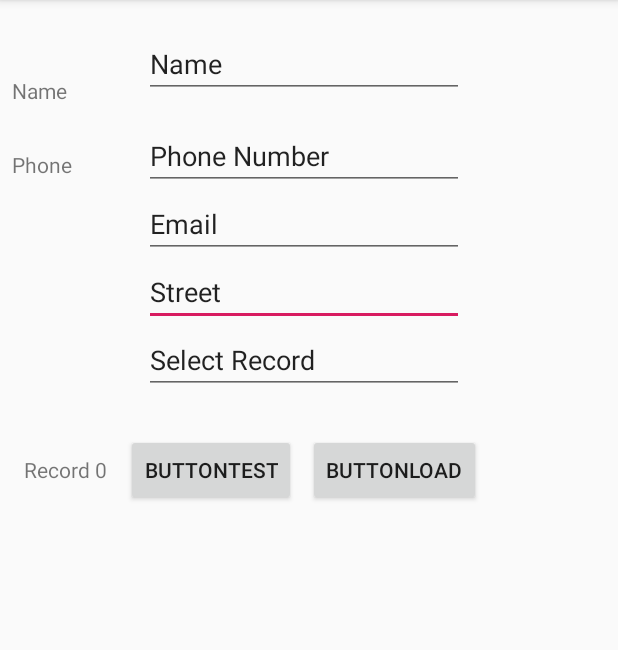
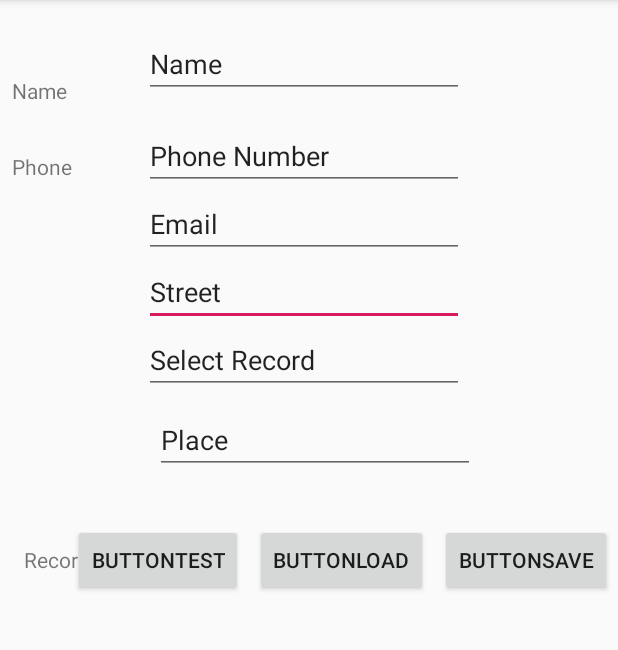
Before and after one commit to Bottle1985/MyFamily, an Android app: the screen it shows after launch (MainActivity), on a phone screen of 412 x 824 dp, the part 84-734 px from its top. Run offline under Robolectric (Android 15) with nearby library versions, the phone set to English and light mode, and no system bars.

Commit message:
+ Added button save

```diff
--- a/app/src/main/java/com/example/myfamily/MainActivity.java
+++ b/app/src/main/java/com/example/myfamily/MainActivity.java
@@ -14,7 +14,7 @@ import android.widget.Toast;
 import java.util.ArrayList;
 
 public class MainActivity extends AppCompatActivity {
-    EditText Name, Phone, Email, Street, Select;
+    EditText Name, Phone, Email, Street, Select, Place;
     TextView Total;
     private ListView obj;
     DBHelper myDatabase;
@@ -28,6 +28,7 @@ public class MainActivity extends AppCompatActivity {
         Email= (EditText) findViewById(R.id.editTextEmail);
         Street= (EditText) findViewById(R.id.editTextStreet);
         Select= (EditText) findViewById(R.id.editTextSelect);
+        Place= (EditText) findViewById(R.id.editTextPlace);
 
         Total=(TextView) findViewById(R.id.textViewTotal);
         myDatabase = new DBHelper(this);
@@ -77,8 +78,19 @@ public class MainActivity extends AppCompatActivity {
 
         Toast.makeText(getApplicationContext(), "Load Successfully",
                Toast.LENGTH_SHORT).show();
-         //Toast.makeText(getApplicationContext(),  nam,
-         //       Toast.LENGTH_SHORT).show();
+
+    }
+    public void onClickSave(View view) {
+        if(myDatabase.insertContact(Name.getText().toString(), Phone.getText().toString(),
+                Email.getText().toString(), Street.getText().toString(),
+                Place.getText().toString())){
+            Toast.makeText(getApplicationContext(), "Save Successfully",
+                    Toast.LENGTH_SHORT).show();
+        } else{
+            Toast.makeText(getApplicationContext(), "Save not done",
+                    Toast.LENGTH_SHORT).show();
+        }
+
     }
 
 }
--- a/app/src/main/res/layout/activity_main.xml
+++ b/app/src/main/res/layout/activity_main.xml
@@ -62,13 +62,35 @@
         android:id="@+id/buttonTest"
         android:layout_width="wrap_content"
         android:layout_height="wrap_content"
-        android:layout_marginTop="224dp"
+        android:layout_marginTop="284dp"
         android:onClick="onClickTest"
         android:text="@string/buttonTest"
         app:layout_constraintEnd_toEndOf="parent"
-        app:layout_constraintHorizontal_bias="0.281"
+        app:layout_constraintHorizontal_bias="0.164"
         app:layout_constraintStart_toStartOf="parent"
         app:layout_constraintTop_toBottomOf="@+id/editText" />
+
+    <Button
+        android:id="@+id/buttonSave"
+        android:layout_width="wrap_content"
+        android:layout_height="wrap_content"
+        android:layout_marginStart="8dp"
+        android:layout_marginLeft="8dp"
+        android:onClick="onClickSave"
+        android:text="@string/buttonSave"
+        app:layout_constraintBaseline_toBaselineOf="@+id/buttonLoad"
+        app:layout_constraintStart_toEndOf="@+id/buttonLoad" />
+
+    <Button
+        android:id="@+id/buttonLoad"
+        android:layout_width="wrap_content"
+        android:layout_height="wrap_content"
+        android:layout_marginStart="8dp"
+        android:layout_marginLeft="8dp"
+        android:onClick="onClickLoad"
+        android:text="@string/button"
+        app:layout_constraintBaseline_toBaselineOf="@+id/buttonTest"
+        app:layout_constraintStart_toEndOf="@+id/buttonTest" />
 
     <EditText
         android:id="@+id/editTextSelect"
@@ -92,17 +114,6 @@
         android:text="@string/phoneNumber"
         app:layout_constraintStart_toStartOf="@+id/editText"
         app:layout_constraintTop_toBottomOf="@+id/editText" />
-
-    <Button
-        android:id="@+id/buttonLoad"
-        android:layout_width="wrap_content"
-        android:layout_height="wrap_content"
-        android:layout_marginStart="8dp"
-        android:layout_marginLeft="8dp"
-        android:onClick="onClickLoad"
-        android:text="@string/button"
-        app:layout_constraintBaseline_toBaselineOf="@+id/buttonTest"
-        app:layout_constraintStart_toEndOf="@+id/buttonTest" />
 
     <TextView
         android:id="@+id/textView2"
@@ -137,5 +148,19 @@
         app:layout_constraintStart_toStartOf="@+id/buttonLoad"
         app:layout_constraintTop_toBottomOf="@+id/buttonLoad" />
 
+    <EditText
+        android:id="@+id/editTextPlace"
+        android:layout_width="wrap_content"
+        android:layout_height="wrap_content"
+        android:layout_marginStart="7dp"
+        android:layout_marginLeft="7dp"
+        android:layout_marginTop="8dp"
+        android:ems="10"
+        android:inputType="textPersonName"
+        android:text="@string/place"
+        app:layout_constraintStart_toStartOf="@+id/editTextSelect"
+        app:layout_constraintTop_toBottomOf="@+id/editTextSelect"
+        android:importantForAutofill="no" />
+
 
 </androidx.constraintlayout.widget.ConstraintLayout>
--- a/app/src/main/res/values/strings.xml
+++ b/app/src/main/res/values/strings.xml
@@ -10,4 +10,6 @@
     <string name="email">Email</string>
     <string name="txtTotal">Total</string>
     <string name="selectRecord">Select Record</string>
+    <string name="buttonSave">ButtonSave</string>
+    <string name="place">Place</string>
 </resources>
--- a/build.gradle
+++ b/build.gradle
@@ -7,7 +7,7 @@ buildscript {
 
     }
     dependencies {
-        classpath 'com.android.tools.build:gradle:3.5.2'
+        classpath 'com.android.tools.build:gradle:3.5.3'
 
         // NOTE: Do not place your application dependencies here; they belong
         // in the individual module build.gradle files
```
Also changed, not shown: 1 other file.
